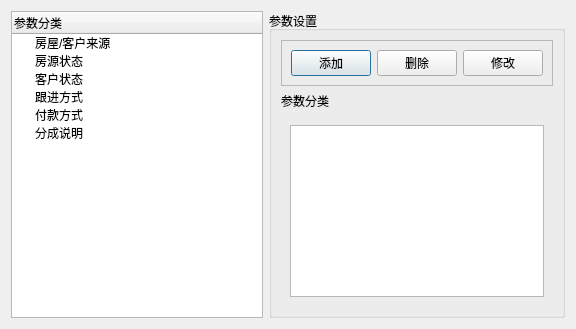
First picture: the form in canshuguanlidialog.ui, repository gmsh/fangchanzhongjie, before the edit.
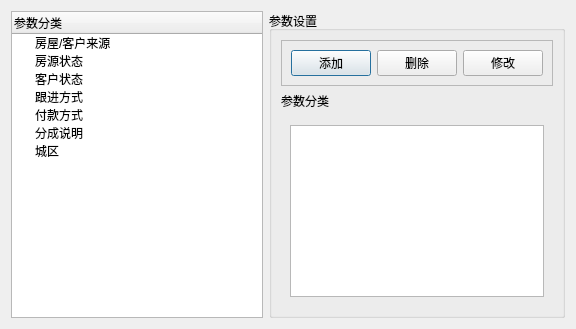
Second picture: the form after the edit. Icons and pictures are not drawn.

The edit to the form file:
```diff
--- a/canshuguanlidialog.ui
+++ b/canshuguanlidialog.ui
@@ -81,6 +81,15 @@
           <normaloff>:/images/fencheng.png</normaloff>:/images/fencheng.png</iconset>
         </property>
        </item>
+       <item>
+        <property name="text">
+         <string>城区</string>
+        </property>
+        <property name="icon">
+         <iconset resource="main.qrc">
+          <normaloff>:/images/tianjiafangyuan.png</normaloff>:/images/tianjiafangyuan.png</iconset>
+        </property>
+       </item>
       </widget>
      </item>
      <item row="0" column="1">
```
Left out of the diff: 19 changed lines with no effect on the pictures.
